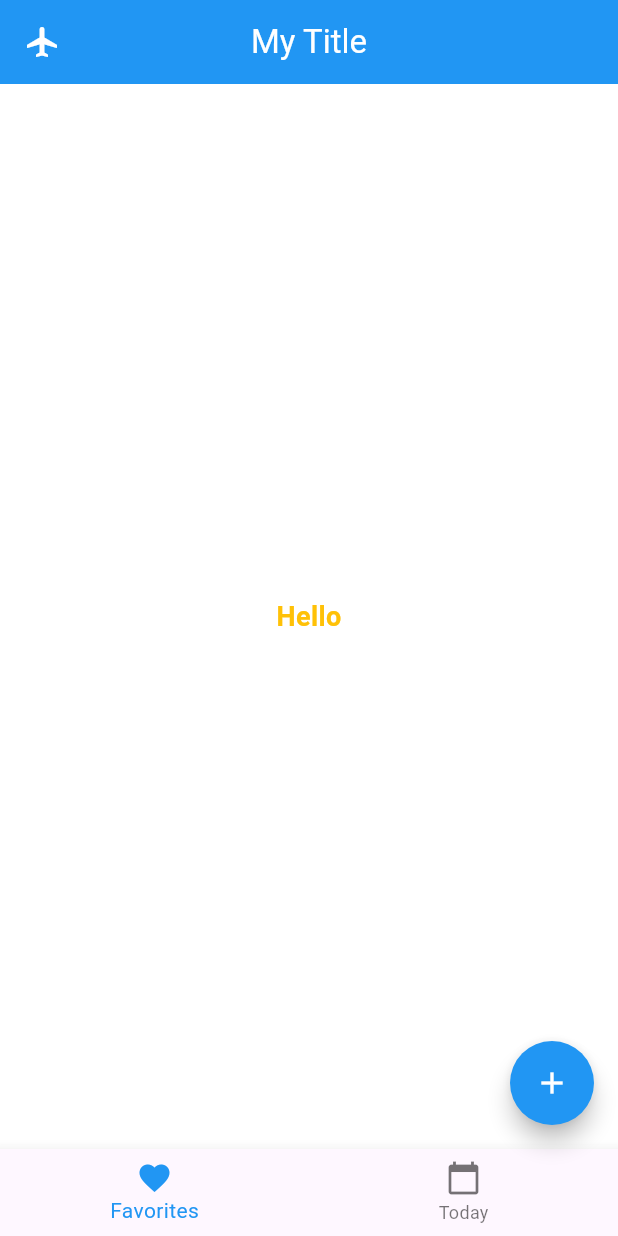
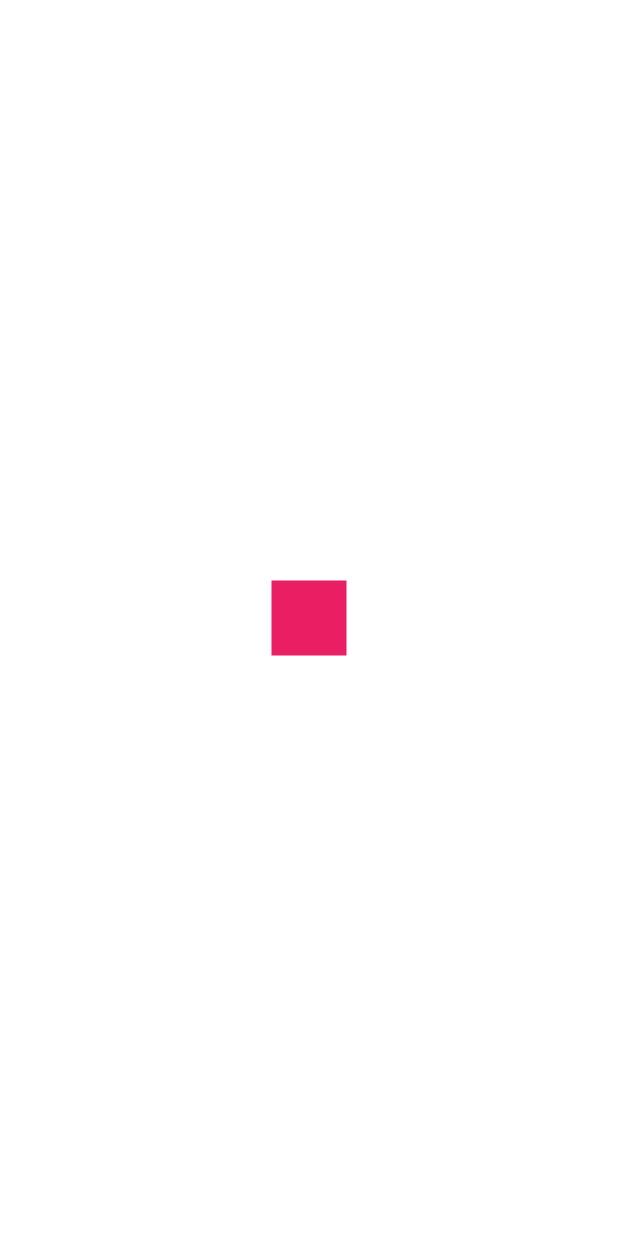
Before and after one commit to ArchOrn/egsi_flutter_2024_5iw2, a Flutter app: the screen it shows after launch, on a phone screen of 412 x 824 dp. Run offline on Flutter 3.47's test engine with Material 3 defaults, Android fonts, the phone set to English and light mode, and no system bars.

Commit message:
Demo with StatefulWidget and clickable widget

```diff
--- a/lib/home_screen.dart
+++ b/lib/home_screen.dart
@@ -1,68 +1,54 @@
 import 'package:flutter/material.dart';
 
-class HomeScreen extends StatelessWidget {
-  const HomeScreen({super.key});
+class HomeScreen extends StatefulWidget {
+  final Color startColor;
+  final Color nextColor;
+
+  const HomeScreen({super.key, this.startColor = Colors.blue, this.nextColor = Colors.green});
+
+  @override
+  State<HomeScreen> createState() => _HomeScreenState();
+}
+
+class _HomeScreenState extends State<HomeScreen> {
+  Color? _color;
+
+
+  @override
+  void initState() {
+    super.initState();
+    _color = widget.startColor;
+  }
 
   @override
   Widget build(BuildContext context) {
     return Scaffold(
-      appBar: AppBar(
-        backgroundColor: Colors.blue,
-        centerTitle: true,
-        leading: IconButton(
-          onPressed: () {
-            print('Hello World!');
-          },
-          icon: const Icon(
-            Icons.airplanemode_on,
-            color: Colors.white,
+      backgroundColor: Colors.white,
+      body: Center(
+        child: SizedBox(
+          width: 50,
+          height: 50,
+          child: Material(
+            color: _color,
+            child: InkWell(
+              onTap: () {
+                setState(() {
+                  _color = _color == widget.startColor ? widget.nextColor : widget.startColor;
+                });
+              },
+            ),
           ),
         ),
-        title: const Text(
-          'My Title',
-          style: TextStyle(
-            color: Colors.white,
-          ),
-        ),
-      ),
-      backgroundColor: Colors.white,
-      body: const Center(
-        child: Text(
-          'Hello',
-          style: TextStyle(
-            color: Colors.amber,
-            fontSize: 18,
-            fontWeight: FontWeight.bold,
-          ),
-        ),
-      ),
-      bottomNavigationBar: BottomNavigationBar(
-        selectedItemColor: Colors.blue,
-        items: const [
-          BottomNavigationBarItem(
-            icon: Icon(
-              Icons.favorite,
-            ),
-            label: 'Favorites',
-          ),
-          BottomNavigationBarItem(
-            icon: Icon(
-              Icons.calendar_today,
-            ),
-            label: 'Today',
-          ),
-        ],
-      ),
-      floatingActionButton: FloatingActionButton(
-        backgroundColor: Colors.blue,
-        shape: const CircleBorder(),
-        onPressed: () {
-          print('Ohhhhhh Clique!!!');
-        },
-        child: const Icon(
-          Icons.add,
-          color: Colors.white,
-        ),
+        // child: GestureDetector(
+        //   onTap: () {
+        //     print('Click me!');
+        //   },
+        //   child: Container(
+        //     width: 50,
+        //     height: 50,
+        //     color: Colors.red,
+        //   ),
+        // ),
       ),
     );
   }
--- a/lib/main.dart
+++ b/lib/main.dart
@@ -12,7 +12,9 @@ class App extends StatelessWidget {
   Widget build(BuildContext context) {
     return MaterialApp(
       debugShowCheckedModeBanner: false,
-      home: const HomeScreen(),
+      home: const HomeScreen(
+        startColor: Colors.pink,
+      ),
       theme: ThemeData(
         useMaterial3: true,
       ),
```
